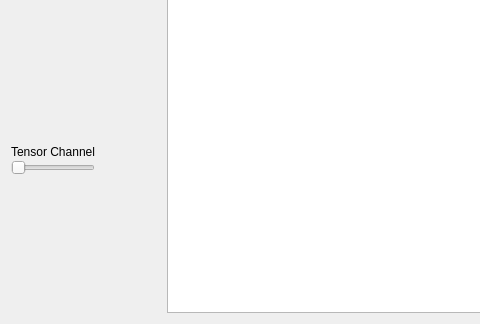
The window that src/WhiskerToolbox/Media_Widget/Media_Widget.ui (paulmthompson/WhiskerToolbox) describes before a commit, drawn with Qt 5; both pictures show x 0 to 480 and y 237 to 561 of the 763 by 561 pixel window.
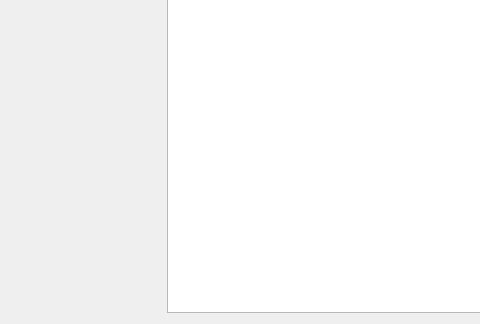
The same window after the commit. Custom widgets are drawn as their Qt base class.

Commit message: new tensor widget

What changed in the file:
```diff
--- a/src/WhiskerToolbox/Media_Widget/Media_Widget.ui
+++ b/src/WhiskerToolbox/Media_Widget/Media_Widget.ui
@@ -21,7 +21,7 @@
   </property>
   <layout class="QHBoxLayout" name="horizontalLayout" stretch="1,4">
    <item>
-    <layout class="QVBoxLayout" name="verticalLayout" stretch="0,0,0,0,0,0,0,0,0">
+    <layout class="QVBoxLayout" name="verticalLayout" stretch="0,0,0,0,0,0,0">
      <property name="spacing">
       <number>1</number>
      </property>
@@ -113,29 +113,6 @@
        <widget class="QWidget" name="page"/>
       </widget>
      </item>
-     <item>
-      <widget class="QLabel" name="label_2">
-       <property name="text">
-        <string>Tensor Channel</string>
-       </property>
-      </widget>
-     </item>
-     <item>
-      <widget class="QSlider" name="tensor_slider">
-       <property name="sizePolicy">
-        <sizepolicy hsizetype="Fixed" vsizetype="Fixed">
-         <horstretch>0</horstretch>
-         <verstretch>0</verstretch>
-        </sizepolicy>
-       </property>
-       <property name="maximum">
-        <number>1</number>
-       </property>
-       <property name="orientation">
-        <enum>Qt::Orientation::Horizontal</enum>
-       </property>
-      </widget>
-     </item>
      <item>
       <spacer name="verticalSpacer">
        <property name="orientation">
```
The commit also changes 6 other files.
